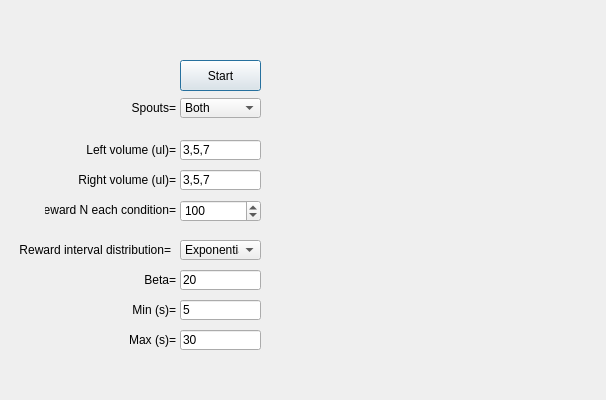
Old version of the form src/foraging_gui/RandomReward.ui in the repository AllenNeuralDynamics/dynamic-foraging-task.
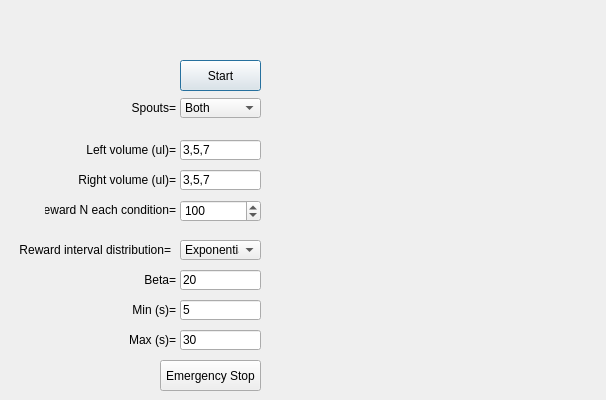
New version of the form.

Commit message: adding emergency stop

Diff of the .ui file:
```diff
--- a/src/foraging_gui/RandomReward.ui
+++ b/src/foraging_gui/RandomReward.ui
@@ -453,6 +453,19 @@
     <bool>false</bool>
    </property>
   </widget>
+  <widget class="QPushButton" name="EmergencyStop">
+   <property name="geometry">
+    <rect>
+     <x>160</x>
+     <y>360</y>
+     <width>101</width>
+     <height>31</height>
+    </rect>
+   </property>
+   <property name="text">
+    <string>Emergency Stop</string>
+   </property>
+  </widget>
  </widget>
  <resources/>
  <connections/>
```
